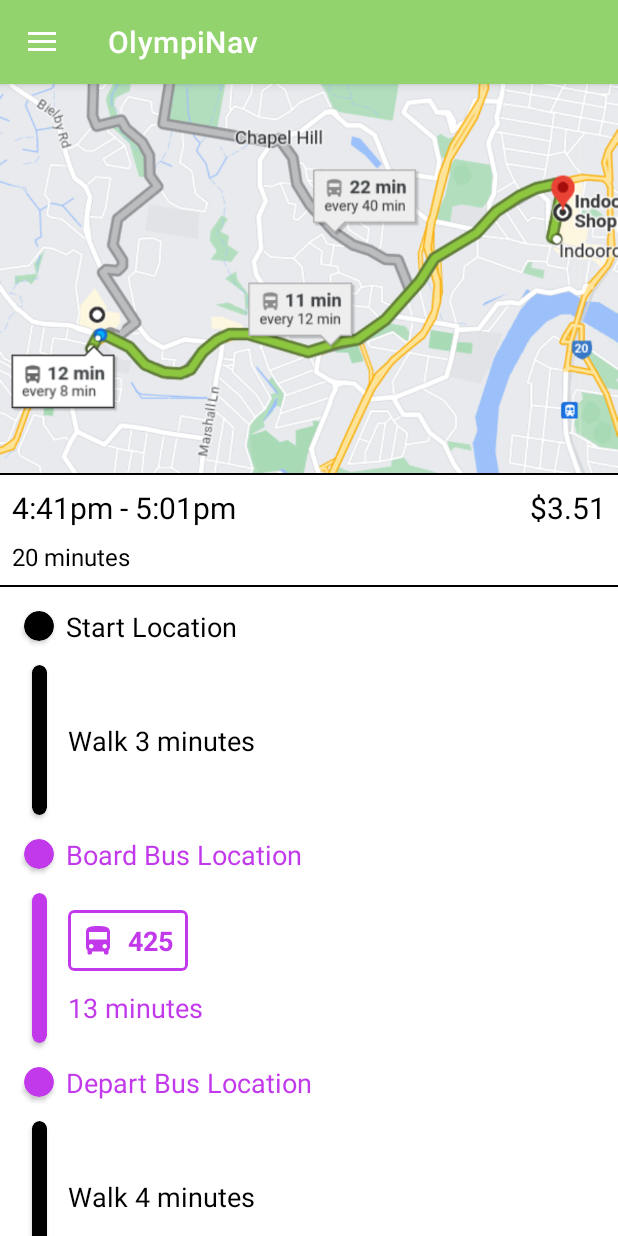
After one commit to mochibocchi/OlympiNaV, an Android app: the ViewTripActivity screen opened directly, with no data from a screen before it, on a phone screen of 412 x 824 dp. The commit adds this screen. Run offline under Robolectric (Android 15) with nearby library versions, the phone set to English and light mode, and no system bars.

Commit message:
Add ViewTripActivity.

```diff
--- a/app/src/main/AndroidManifest.xml
+++ b/app/src/main/AndroidManifest.xml
@@ -39,6 +39,9 @@
         <activity
             android:name=".ServiceUpdatesActivity"
             android:exported="false" />
+        <activity
+            android:name=".ViewTripActivity"
+            android:exported="false" />
     </application>
 
 </manifest>
--- a/app/src/main/java/com/example/olympinav/MainActivity.java
+++ b/app/src/main/java/com/example/olympinav/MainActivity.java
@@ -16,5 +16,7 @@ public class MainActivity extends BaseActivity {
 
         FloatingActionButton fab = findViewById(R.id.fab);
         fab.setOnClickListener(v -> startActivity(new Intent(MainActivity.this, ScanQRCodeActivity.class)));
+
+        findViewById(R.id.event).setOnClickListener(v -> startActivity(new Intent(MainActivity.this, ViewTripActivity.class)));
     }
 }
--- /dev/null
+++ b/app/src/main/java/com/example/olympinav/ViewTripActivity.java
@@ -0,0 +1,14 @@
+package com.example.olympinav;
+
+import android.os.Bundle;
+
+import androidx.annotation.Nullable;
+
+public class ViewTripActivity extends BaseActivity {
+    @Override
+    protected void onCreate(@Nullable Bundle savedInstanceState) {
+        super.onCreate(savedInstanceState);
+        setContentView(R.layout.activity_view_trip);
+        setupActivity();
+    }
+}
--- a/app/src/main/res/drawable/baseline_directions_bus_24.xml
+++ b/app/src/main/res/drawable/baseline_directions_bus_24.xml
@@ -1,5 +1,5 @@
-<vector android:height="24dp" android:tint="#000000"
+<vector android:height="24dp" android:tint="@color/bus_color"
     android:viewportHeight="24" android:viewportWidth="24"
     android:width="24dp" xmlns:android="http://schemas.android.com/apk/res/android">
-    <path android:fillColor="@android:color/white" android:pathData="M4,16c0,0.88 0.39,1.67 1,2.22L5,20c0,0.55 0.45,1 1,1h1c0.55,0 1,-0.45 1,-1v-1h8v1c0,0.55 0.45,1 1,1h1c0.55,0 1,-0.45 1,-1v-1.78c0.61,-0.55 1,-1.34 1,-2.22L20,6c0,-3.5 -3.58,-4 -8,-4s-8,0.5 -8,4v10zM7.5,17c-0.83,0 -1.5,-0.67 -1.5,-1.5S6.67,14 7.5,14s1.5,0.67 1.5,1.5S8.33,17 7.5,17zM16.5,17c-0.83,0 -1.5,-0.67 -1.5,-1.5s0.67,-1.5 1.5,-1.5 1.5,0.67 1.5,1.5 -0.67,1.5 -1.5,1.5zM18,11L6,11L6,6h12v5z"/>
+    <path android:fillColor="@color/bus_color" android:pathData="M4,16c0,0.88 0.39,1.67 1,2.22L5,20c0,0.55 0.45,1 1,1h1c0.55,0 1,-0.45 1,-1v-1h8v1c0,0.55 0.45,1 1,1h1c0.55,0 1,-0.45 1,-1v-1.78c0.61,-0.55 1,-1.34 1,-2.22L20,6c0,-3.5 -3.58,-4 -8,-4s-8,0.5 -8,4v10zM7.5,17c-0.83,0 -1.5,-0.67 -1.5,-1.5S6.67,14 7.5,14s1.5,0.67 1.5,1.5S8.33,17 7.5,17zM16.5,17c-0.83,0 -1.5,-0.67 -1.5,-1.5s0.67,-1.5 1.5,-1.5 1.5,0.67 1.5,1.5 -0.67,1.5 -1.5,1.5zM18,11L6,11L6,6h12v5z"/>
 </vector>
--- /dev/null
+++ b/app/src/main/res/layout/activity_view_trip.xml
@@ -0,0 +1,323 @@
+<?xml version="1.0" encoding="utf-8"?>
+<androidx.drawerlayout.widget.DrawerLayout xmlns:android="http://schemas.android.com/apk/res/android"
+    xmlns:app="http://schemas.android.com/apk/res-auto"
+    xmlns:tools="http://schemas.android.com/tools"
+    android:id="@+id/drawer_layout"
+    android:layout_width="match_parent"
+    android:layout_height="match_parent"
+    android:fitsSystemWindows="true"
+    tools:context=".MainActivity"
+    tools:openDrawer="start">
+
+    <androidx.constraintlayout.widget.ConstraintLayout
+        android:layout_width="match_parent"
+        android:layout_height="match_parent">
+
+        <androidx.appcompat.widget.Toolbar
+            android:id="@+id/toolbar"
+            android:layout_width="match_parent"
+            android:layout_height="56dp"
+            android:background="@color/main_colour"
+            android:elevation="4dp"
+            android:popupTheme="@style/ThemeOverlay.AppCompat.Light"
+            android:theme="@style/ThemeOverlay.AppCompat.Dark.ActionBar"
+            app:layout_constraintEnd_toEndOf="parent"
+            app:layout_constraintStart_toStartOf="parent"
+            app:layout_constraintTop_toTopOf="parent" />
+
+        <ImageView
+            android:id="@+id/map"
+            android:layout_width="0dp"
+            android:layout_height="wrap_content"
+            android:adjustViewBounds="true"
+            android:src="@drawable/map"
+            app:layout_constraintEnd_toEndOf="parent"
+            app:layout_constraintStart_toStartOf="parent"
+            app:layout_constraintTop_toBottomOf="@id/toolbar" />
+
+        <View
+            android:id="@+id/divider"
+            style="@style/Divider"
+            android:layout_width="0dp"
+            android:layout_height="1dp"
+            app:layout_constraintEnd_toEndOf="parent"
+            app:layout_constraintStart_toStartOf="parent"
+            app:layout_constraintTop_toBottomOf="@id/map" />
+
+        <TextView
+            android:id="@+id/time"
+            android:layout_width="wrap_content"
+            android:layout_height="wrap_content"
+            android:layout_marginStart="8dp"
+            android:layout_marginTop="8dp"
+            android:text="4:41pm - 5:01pm"
+            android:textColor="@color/black"
+            android:textSize="20sp"
+            app:layout_constraintStart_toStartOf="parent"
+            app:layout_constraintTop_toBottomOf="@id/divider" />
+
+        <TextView
+            android:id="@+id/price"
+            android:layout_width="wrap_content"
+            android:layout_height="wrap_content"
+            android:layout_marginTop="8dp"
+            android:layout_marginEnd="8dp"
+            android:text="$3.51"
+            android:textColor="@color/black"
+            android:textSize="20sp"
+            app:layout_constraintEnd_toEndOf="parent"
+            app:layout_constraintTop_toBottomOf="@id/divider" />
+
+        <TextView
+            android:id="@+id/duration"
+            android:layout_width="wrap_content"
+            android:layout_height="wrap_content"
+            android:layout_marginStart="8dp"
+            android:layout_marginTop="8dp"
+            android:text="20 minutes"
+            android:textColor="@color/black"
+            android:textSize="16sp"
+            app:layout_constraintStart_toStartOf="parent"
+            app:layout_constraintTop_toBottomOf="@id/time" />
+
+        <View
+            android:id="@+id/divider2"
+            style="@style/Divider"
+            android:layout_width="0dp"
+            android:layout_height="1dp"
+            android:layout_marginTop="8dp"
+            app:layout_constraintEnd_toEndOf="parent"
+            app:layout_constraintStart_toStartOf="parent"
+            app:layout_constraintTop_toBottomOf="@id/duration" />
+
+        <androidx.core.widget.NestedScrollView
+            android:layout_width="match_parent"
+            android:layout_height="0dp"
+            app:layout_constraintBottom_toBottomOf="parent"
+            app:layout_constraintEnd_toEndOf="parent"
+            app:layout_constraintHorizontal_bias="0.0"
+            app:layout_constraintStart_toStartOf="parent"
+            app:layout_constraintTop_toBottomOf="@id/divider2"
+            app:layout_constraintVertical_bias="0.0">
+
+            <androidx.constraintlayout.widget.ConstraintLayout
+                android:layout_width="match_parent"
+                android:layout_height="wrap_content">
+
+                <androidx.cardview.widget.CardView
+                    android:id="@+id/dot1"
+                    android:layout_width="20dp"
+                    android:layout_height="20dp"
+                    android:layout_marginStart="16dp"
+                    android:layout_marginTop="16dp"
+                    app:cardBackgroundColor="@color/black"
+                    app:cardCornerRadius="100dp"
+                    app:layout_constraintStart_toStartOf="parent"
+                    app:layout_constraintTop_toTopOf="parent" />
+
+                <TextView
+                    android:layout_width="wrap_content"
+                    android:layout_height="wrap_content"
+                    android:layout_marginStart="8dp"
+                    android:text="Start Location"
+                    android:textColor="@color/black"
+                    android:textSize="18sp"
+                    app:layout_constraintBottom_toBottomOf="@id/dot1"
+                    app:layout_constraintStart_toEndOf="@id/dot1"
+                    app:layout_constraintTop_toTopOf="@id/dot1" />
+
+                <androidx.cardview.widget.CardView
+                    android:id="@+id/section1"
+                    android:layout_width="10dp"
+                    android:layout_height="100dp"
+                    android:layout_marginStart="21dp"
+                    android:layout_marginTop="16dp"
+                    app:cardBackgroundColor="@color/black"
+                    app:cardCornerRadius="100dp"
+                    app:layout_constraintStart_toStartOf="parent"
+                    app:layout_constraintTop_toBottomOf="@id/dot1" />
+
+                <TextView
+                    android:layout_width="wrap_content"
+                    android:layout_height="wrap_content"
+                    android:layout_marginStart="14dp"
+                    android:text="Walk 3 minutes"
+                    android:textColor="@color/black"
+                    android:textSize="18sp"
+                    app:layout_constraintBottom_toBottomOf="@id/section1"
+                    app:layout_constraintStart_toEndOf="@id/section1"
+                    app:layout_constraintTop_toTopOf="@id/section1" />
+
+                <androidx.cardview.widget.CardView
+                    android:id="@+id/dot2"
+                    android:layout_width="20dp"
+                    android:layout_height="20dp"
+                    android:layout_marginStart="16dp"
+                    android:layout_marginTop="16dp"
+                    app:cardBackgroundColor="@color/bus_color"
+                    app:cardCornerRadius="100dp"
+                    app:layout_constraintStart_toStartOf="parent"
+                    app:layout_constraintTop_toBottomOf="@id/section1" />
+
+                <TextView
+                    android:layout_width="wrap_content"
+                    android:layout_height="wrap_content"
+                    android:layout_marginStart="8dp"
+                    android:text="Board Bus Location"
+                    android:textColor="@color/bus_color"
+                    android:textSize="18sp"
+                    app:layout_constraintBottom_toBottomOf="@id/dot2"
+                    app:layout_constraintStart_toEndOf="@id/dot2"
+                    app:layout_constraintTop_toTopOf="@id/dot2" />
+
+                <androidx.cardview.widget.CardView
+                    android:id="@+id/section2"
+                    android:layout_width="10dp"
+                    android:layout_height="100dp"
+                    android:layout_marginStart="21dp"
+                    android:layout_marginTop="16dp"
+                    app:cardBackgroundColor="@color/bus_color"
+                    app:cardCornerRadius="100dp"
+                    app:layout_constraintStart_toStartOf="parent"
+                    app:layout_constraintTop_toBottomOf="@id/dot2" />
+
+                <com.google.android.material.card.MaterialCardView
+                    android:id="@+id/busNumberParent"
+                    android:layout_width="wrap_content"
+                    android:layout_height="wrap_content"
+                    android:layout_marginStart="14dp"
+                    app:cardCornerRadius="4dp"
+                    app:cardElevation="0dp"
+                    app:contentPadding="8dp"
+                    app:strokeWidth="2dp"
+                    app:strokeColor="@color/bus_color"
+                    app:layout_constraintBottom_toTopOf="@id/textThing"
+                    app:layout_constraintStart_toEndOf="@id/section2"
+                    app:layout_constraintTop_toTopOf="@id/section2">
+
+                    <androidx.constraintlayout.widget.ConstraintLayout
+                        android:layout_width="match_parent"
+                        android:layout_height="match_parent">
+
+                        <ImageView
+                            android:id="@+id/busImage"
+                            android:layout_width="24dp"
+                            android:layout_height="24dp"
+                            android:src="@drawable/baseline_directions_bus_24"
+                            app:layout_constraintBottom_toBottomOf="parent"
+                            app:layout_constraintEnd_toStartOf="@id/whoCares"
+                            app:layout_constraintStart_toStartOf="parent"
+                            app:layout_constraintTop_toTopOf="parent" />
+
+                        <TextView
+                            android:id="@+id/whoCares"
+                            android:layout_width="wrap_content"
+                            android:layout_height="wrap_content"
+                            android:layout_marginStart="8dp"
+                            android:layout_marginEnd="2dp"
+                            android:text="425"
+                            android:textColor="@color/bus_color"
+                            android:textSize="18sp"
+                            android:textStyle="bold"
+                            app:layout_constraintBottom_toBottomOf="parent"
+                            app:layout_constraintEnd_toEndOf="parent"
+                            app:layout_constraintStart_toEndOf="@id/busImage"
+                            app:layout_constraintTop_toTopOf="parent" />
+                    </androidx.constraintlayout.widget.ConstraintLayout>
+                </com.google.android.material.card.MaterialCardView>
+
+                <TextView
+                    android:id="@+id/textThing"
+                    android:layout_width="wrap_content"
+                    android:layout_height="wrap_content"
+                    android:layout_marginStart="14dp"
+                    android:text="13 minutes"
+                    android:textColor="@color/bus_color"
+                    android:textSize="18sp"
+                    app:layout_constraintBottom_toBottomOf="@id/section2"
+                    app:layout_constraintStart_toEndOf="@id/section2"
+                    app:layout_constraintTop_toBottomOf="@id/busNumberParent" />
+
+                <androidx.cardview.widget.CardView
+                    android:id="@+id/dot3"
+                    android:layout_width="20dp"
+                    android:layout_height="20dp"
+                    android:layout_marginStart="16dp"
+                    android:layout_marginTop="16dp"
+                    app:cardBackgroundColor="@color/bus_color"
+                    app:cardCornerRadius="100dp"
+                    app:layout_constraintStart_toStartOf="parent"
+                    app:layout_constraintTop_toBottomOf="@id/section2" />
+
+                <TextView
+                    android:layout_width="wrap_content"
+                    android:layout_height="wrap_content"
+                    android:layout_marginStart="8dp"
+                    android:text="Depart Bus Location"
+                    android:textColor="@color/bus_color"
+                    android:textSize="18sp"
+                    app:layout_constraintBottom_toBottomOf="@id/dot3"
+                    app:layout_constraintStart_toEndOf="@id/dot3"
+                    app:layout_constraintTop_toTopOf="@id/dot3" />
+
+                <androidx.cardview.widget.CardView
+                    android:id="@+id/section3"
+                    android:layout_width="10dp"
+                    android:layout_height="100dp"
+                    android:layout_marginStart="21dp"
+                    android:layout_marginTop="16dp"
+                    app:cardBackgroundColor="@color/black"
+                    app:cardCornerRadius="100dp"
+                    app:layout_constraintStart_toStartOf="parent"
+                    app:layout_constraintTop_toBottomOf="@id/dot3" />
+
+                <TextView
+                    android:layout_width="wrap_content"
+                    android:layout_height="wrap_content"
+                    android:layout_marginStart="14dp"
+                    android:text="Walk 4 minutes"
+                    android:textColor="@color/black"
+                    android:textSize="18sp"
+                    app:layout_constraintBottom_toBottomOf="@id/section3"
+                    app:layout_constraintStart_toEndOf="@id/section3"
+                    app:layout_constraintTop_toTopOf="@id/section3" />
+
+                <androidx.cardview.widget.CardView
+                    android:id="@+id/dot4"
+                    android:layout_width="20dp"
+                    android:layout_height="20dp"
+                    android:layout_marginStart="16dp"
+                    android:layout_marginTop="16dp"
+                    android:layout_marginBottom="16dp"
+                    app:cardBackgroundColor="@color/black"
+                    app:cardCornerRadius="100dp"
+                    app:layout_constraintStart_toStartOf="parent"
+                    app:layout_constraintBottom_toBottomOf="parent"
+                    app:layout_constraintTop_toBottomOf="@id/section3" />
+
+                <TextView
+                    android:layout_width="wrap_content"
+                    android:layout_height="wrap_content"
+                    android:layout_marginStart="8dp"
+                    android:text="End Location"
+                    android:textColor="@color/black"
+                    android:textSize="18sp"
+                    app:layout_constraintBottom_toBottomOf="@id/dot4"
+                    app:layout_constraintStart_toEndOf="@id/dot4"
+                    app:layout_constraintTop_toTopOf="@id/dot4" />
+            </androidx.constraintlayout.widget.ConstraintLayout>
+        </androidx.core.widget.NestedScrollView>
+    </androidx.constraintlayout.widget.ConstraintLayout>
+
+
+    <com.google.android.material.navigation.NavigationView
+        android:id="@+id/nav_view"
+        android:layout_width="wrap_content"
+        android:layout_height="match_parent"
+        android:layout_gravity="start"
+        app:headerLayout="@layout/nav_header"
+        app:itemIconTint="@color/main_colour"
+        app:itemTextColor="@color/main_colour"
+        app:menu="@menu/nav_menu" />
+
+</androidx.drawerlayout.widget.DrawerLayout>
--- a/app/src/main/res/layout/list_events.xml
+++ b/app/src/main/res/layout/list_events.xml
@@ -1,6 +1,7 @@
 <androidx.cardview.widget.CardView
     xmlns:android="http://schemas.android.com/apk/res/android"
     xmlns:app="http://schemas.android.com/apk/res-auto"
+    android:id="@+id/event"
     android:layout_width="match_parent"
     android:layout_height="wrap_content"
     android:layout_margin="16dp"
--- a/app/src/main/res/values/colors.xml
+++ b/app/src/main/res/values/colors.xml
@@ -8,4 +8,5 @@
     <color name="black">#FF000000</color>
     <color name="white">#FFFFFFFF</color>
     <color name="main_colour">#92d36e</color>
+    <color name="bus_color">#C238EB</color>
 </resources>
--- a/app/src/main/res/values/themes.xml
+++ b/app/src/main/res/values/themes.xml
@@ -26,4 +26,10 @@
 
     <!-- Base application theme. -->
     <style name="Base.Theme.OlympiNav" parent="Theme.Material3.DayNight.NoActionBar"></style>
+
+    <style name="Divider">
+        <item name="android:layout_width">match_parent</item>
+        <item name="android:layout_height">1dp</item>
+        <item name="android:background">@color/black</item>
+    </style>
 </resources>
```
Also changed, not shown: app/src/main/res/drawable/map.png (added).
